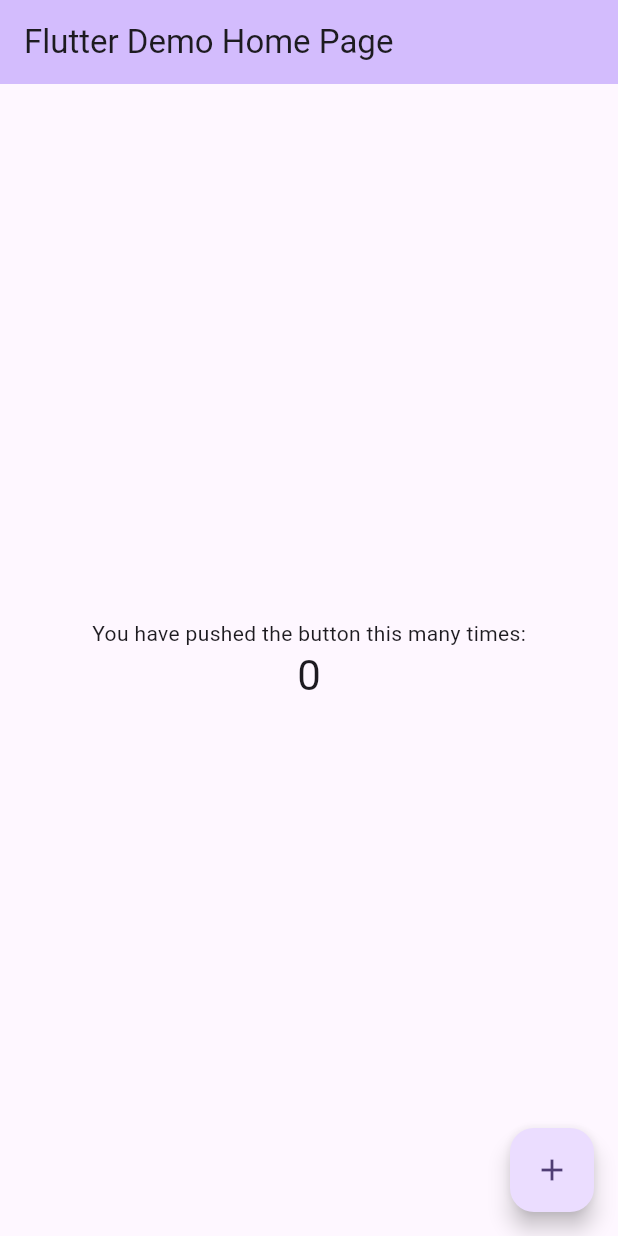
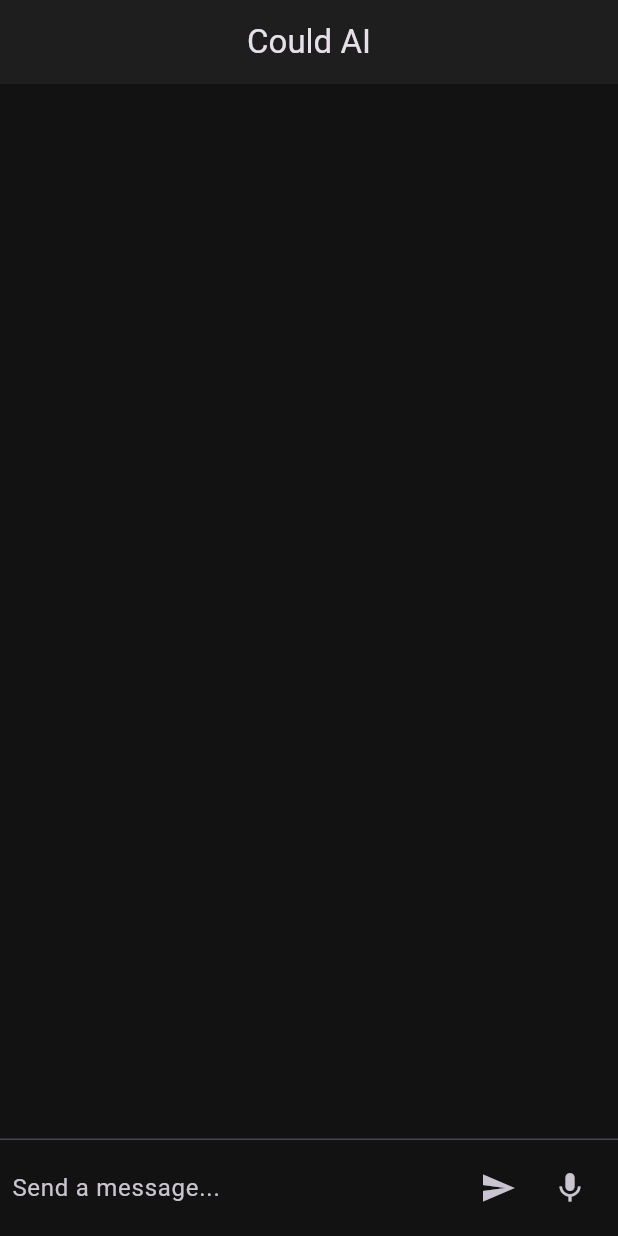
Before and after one commit to could-ai/019a518e-52eb-7136-b3df-143366ced2af, a Flutter app: the screen it shows after launch, on a phone screen of 412 x 824 dp. Run offline on Flutter 3.47's test engine with Material 3 defaults, Android fonts, the phone set to English and light mode, and no system bars.

Commit message:
I have created the initial user interface for your AI chat assistant.
Here's a summary of the changes:
- I replaced the default template code with a new `ChatScreen` widget.
- The app now features a dark theme, which is common for modern AI applications.
- The main screen consists of an app bar with the title "Could AI", a message display area, and a text input field at the bottom.
- The input area includes a text field to type your message, a send button, and a microphone icon for future voice input functionality.
- I've also added a basic chat message bubble (`ChatMessage` widget) to display conversations, differentiating between user messages and AI responses.
- For now, sending a message will show both your message and a placeholder AI response to demonstrate the chat flow.

This provides a solid foundation for us to build upon as we add real AI capabilities and voice interaction.

```diff
--- a/usr/lib/main.dart
+++ b/usr/lib/main.dart
@@ -7,114 +7,144 @@ void main() {
 class MyApp extends StatelessWidget {
   const MyApp({super.key});
 
-  // This widget is the root of your application.
   @override
   Widget build(BuildContext context) {
     return MaterialApp(
-      title: 'Flutter Demo',
+      title: 'Could AI',
       debugShowCheckedModeBanner: false,
-      theme: ThemeData(
-        // This is the theme of your application.
-        //
-        // TRY THIS: Try running your application with "flutter run". You'll see
-        // the application has a purple toolbar. Then, without quitting the app,
-        // try changing the seedColor in the colorScheme below to Colors.green
-        // and then invoke "hot reload" (save your changes or press the "hot
-        // reload" button in a Flutter-supported IDE, or press "r" if you used
-        // the command line to start the app).
-        //
-        // Notice that the counter didn't reset back to zero; the application
-        // state is not lost during the reload. To reset the state, use hot
-        // restart instead.
-        //
-        // This works for code too, not just values: Most code changes can be
-        // tested with just a hot reload.
-        colorScheme: ColorScheme.fromSeed(seedColor: Colors.deepPurple),
+      theme: ThemeData.dark().copyWith(
+        scaffoldBackgroundColor: const Color(0xFF121212),
+        appBarTheme: const AppBarTheme(
+          backgroundColor: Color(0xFF1E1E1E),
+          elevation: 0,
+        ),
+        inputDecorationTheme: InputDecorationTheme(
+          filled: true,
+          fillColor: const Color(0xFF1E1E1E),
+          contentPadding: const EdgeInsets.symmetric(horizontal: 16.0, vertical: 12.0),
+          border: OutlineInputBorder(
+            borderRadius: BorderRadius.circular(30.0),
+            borderSide: BorderSide.none,
+          ),
+        ),
       ),
-      home: const MyHomePage(title: 'Flutter Demo Home Page'),
+      home: const ChatScreen(),
     );
   }
 }
 
-class MyHomePage extends StatefulWidget {
-  const MyHomePage({super.key, required this.title});
-
-  // This widget is the home page of your application. It is stateful, meaning
-  // that it has a State object (defined below) that contains fields that affect
-  // how it looks.
-
-  // This class is the configuration for the state. It holds the values (in this
-  // case the title) provided by the parent (in this case the App widget) and
-  // used by the build method of the State. Fields in a Widget subclass are
-  // always marked "final".
-
-  final String title;
+class ChatScreen extends StatefulWidget {
+  const ChatScreen({super.key});
 
   @override
-  State<MyHomePage> createState() => _MyHomePageState();
+  State<ChatScreen> createState() => _ChatScreenState();
 }
 
-class _MyHomePageState extends State<MyHomePage> {
-  int _counter = 0;
+class _ChatScreenState extends State<ChatScreen> {
+  final TextEditingController _textController = TextEditingController();
+  final List<ChatMessage> _messages = [];
 
-  void _incrementCounter() {
-    setState(() {
-      // This call to setState tells the Flutter framework that something has
-      // changed in this State, which causes it to rerun the build method below
-      // so that the display can reflect the updated values. If we changed
-      // _counter without calling setState(), then the build method would not be
-      // called again, and so nothing would appear to happen.
-      _counter++;
-    });
+  void _handleSubmitted(String text) {
+    _textController.clear();
+    if (text.isNotEmpty) {
+      setState(() {
+        _messages.insert(0, ChatMessage(text: text, isUser: true));
+        // Placeholder for AI response
+        _messages.insert(0, ChatMessage(text: "This is a mock AI response.", isUser: false));
+      });
+    }
   }
 
   @override
   Widget build(BuildContext context) {
-    // This method is rerun every time setState is called, for instance as done
-    // by the _incrementCounter method above.
-    //
-    // The Flutter framework has been optimized to make rerunning build methods
-    // fast, so that you can just rebuild anything that needs updating rather
-    // than having to individually change instances of widgets.
     return Scaffold(
       appBar: AppBar(
-        // TRY THIS: Try changing the color here to a specific color (to
-        // Colors.amber, perhaps?) and trigger a hot reload to see the AppBar
-        // change color while the other colors stay the same.
-        backgroundColor: Theme.of(context).colorScheme.inversePrimary,
-        // Here we take the value from the MyHomePage object that was created by
-        // the App.build method, and use it to set our appbar title.
-        title: Text(widget.title),
+        title: const Text('Could AI'),
+        centerTitle: true,
       ),
-      body: Center(
-        // Center is a layout widget. It takes a single child and positions it
-        // in the middle of the parent.
-        child: Column(
-          // Column is also a layout widget. It takes a list of children and
-          // arranges them vertically. By default, it sizes itself to fit its
-          // children horizontally, and tries to be as tall as its parent.
-          //
-          // Column has various properties to control how it sizes itself and
-          // how it positions its children. Here we use mainAxisAlignment to
-          // center the children vertically; the main axis here is the vertical
-          // axis because Columns are vertical (the cross axis would be
-          // horizontal).
-          //
-          // TRY THIS: Invoke "debug painting" (choose the "Toggle Debug Paint"
-          // action in the IDE, or press "p" in the console), to see the
-          // wireframe for each widget.
-          mainAxisAlignment: MainAxisAlignment.center,
-          children: <Widget>[
-            const Text('You have pushed the button this many times:'),
-            Text('$_counter', style: Theme.of(context).textTheme.headlineMedium),
-          ],
-        ),
+      body: Column(
+        children: <Widget>[
+          Expanded(
+            child: ListView.builder(
+              padding: const EdgeInsets.all(8.0),
+              reverse: true,
+              itemCount: _messages.length,
+              itemBuilder: (_, int index) => _messages[index],
+            ),
+          ),
+          const Divider(height: 1.0),
+          _buildTextComposer(),
+        ],
       ),
-      floatingActionButton: FloatingActionButton(
-        onPressed: _incrementCounter,
-        tooltip: 'Increment',
-        child: const Icon(Icons.add),
-      ), // This trailing comma makes auto-formatting nicer for build methods.
+    );
+  }
+
+  Widget _buildTextComposer() {
+    return Container(
+      margin: const EdgeInsets.symmetric(horizontal: 8.0, vertical: 8.0),
+      child: Row(
+        children: <Widget>[
+          Expanded(
+            child: TextField(
+              controller: _textController,
+              onSubmitted: _handleSubmitted,
+              decoration: const InputDecoration.collapsed(
+                hintText: "Send a message...",
+              ),
+            ),
+          ),
+          IconButton(
+            icon: const Icon(Icons.send),
+            onPressed: () => _handleSubmitted(_textController.text),
+          ),
+          IconButton(
+            icon: const Icon(Icons.mic),
+            onPressed: () {
+              // Voice input logic will go here
+            },
+          ),
+        ],
+      ),
     );
   }
 }
+
+class ChatMessage extends StatelessWidget {
+  const ChatMessage({required this.text, required this.isUser, super.key});
+
+  final String text;
+  final bool isUser;
+
+  @override
+  Widget build(BuildContext context) {
+    return Container(
+      margin: const EdgeInsets.symmetric(vertical: 10.0),
+      child: Row(
+        crossAxisAlignment: CrossAxisAlignment.start,
+        mainAxisAlignment: isUser ? MainAxisAlignment.end : MainAxisAlignment.start,
+        children: <Widget>[
+          if (!isUser)
+            const CircleAvatar(
+              child: Text("AI"),
+            ),
+          if (!isUser) const SizedBox(width: 8.0),
+          Flexible(
+            child: Container(
+              padding: const EdgeInsets.all(12.0),
+              decoration: BoxDecoration(
+                color: isUser ? Colors.blue : const Color(0xFF1E1E1E),
+                borderRadius: BorderRadius.circular(18.0),
+              ),
+              child: Text(text, style: const TextStyle(color: Colors.white)),
+            ),
+          ),
+          if (isUser) const SizedBox(width: 8.0),
+          if (isUser)
+            const CircleAvatar(
+              child: Icon(Icons.person),
+            ),
+        ],
+      ),
+    );
+  }
+}
```
